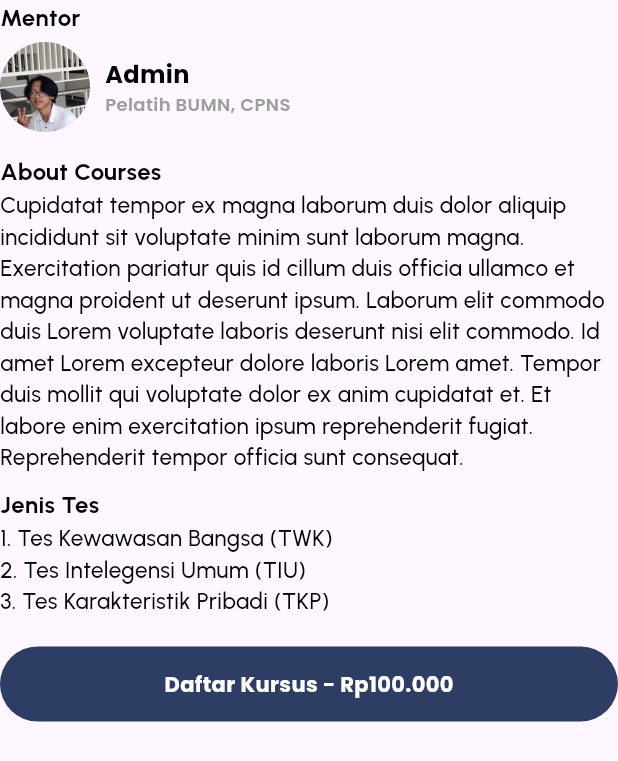
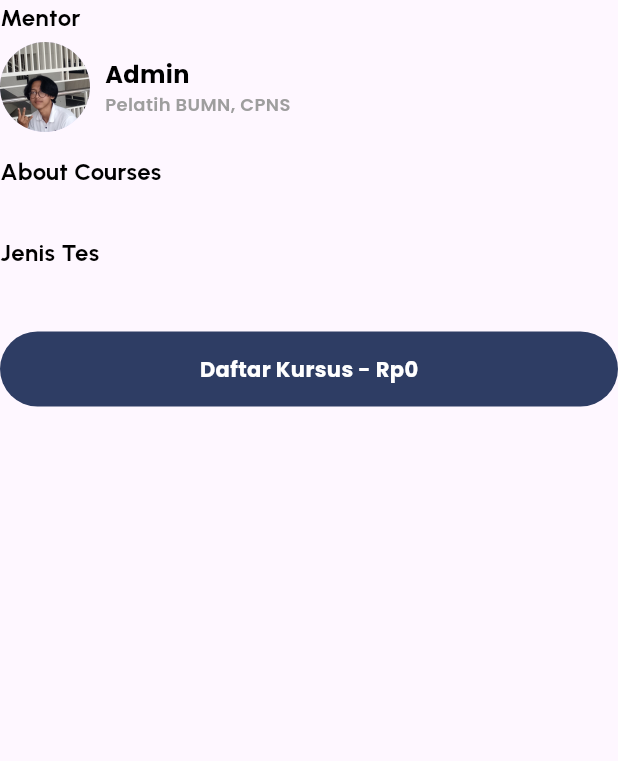
Before and after one commit to Attar-Team/BimbleOnlineApps, a Flutter app: the AboutScreen screen opened directly with empty values, on a phone screen of 412 x 824 dp. Shown: the top 761 px of the screen. Run offline on Flutter 3.47's test engine with Material 3 defaults, Android fonts, the light colour scheme and no system bars; our stand-ins replace carousel_slider, dartz, firebase_auth, firebase_core, firebase_database, flutter_dotenv and 8 more; missing offline and left inert: midtrans_sdk; accounts and stored records are empty.

Commit message:
Update REST API Detail Paket

```diff
--- a/lib/screens/Home/akunpage_screen.dart
+++ b/lib/screens/Home/akunpage_screen.dart
@@ -173,7 +173,7 @@ class _AkunPageScreenState extends State<AkunPageScreen> {
                             onTap: (){
                               Navigator.push(
                                 context,
-                                MaterialPageRoute(builder: (context) => DetailPaket(productName: product.title,productType: "BUMN", listExam:[], productDesc: '', )
+                                MaterialPageRoute(builder: (context) => DetailPaket(productName: product.title,productType: "BUMN", listExam:[], productDesc: '', price: product.price, discount: product.discount, imageURL: product.imageURL,)
                                 )
                               );
                             },
--- a/lib/screens/Paket/about_screen.dart
+++ b/lib/screens/Paket/about_screen.dart
@@ -7,9 +7,11 @@ import '../../services/token_service.dart';
 import 'package:flutter_dotenv/flutter_dotenv.dart' as dot_env;
 
 class AboutScreen extends StatefulWidget {
+  final int price;
   final String productDescription;
   final List<Exam> listExam;
-  const AboutScreen({super.key, required this.productDescription, required this.listExam});
+  final int discount;
+  const AboutScreen({super.key, required this.productDescription, required this.listExam, required this.price, required this.discount, });
 
   @override
   State<AboutScreen> createState() => _AboutScreenState();
@@ -128,7 +130,7 @@ class _AboutScreenState extends State<AboutScreen> {
                 ),
               ),
               Text(
-                'Cupidatat tempor ex magna laborum duis dolor aliquip incididunt sit voluptate minim sunt laborum magna. Exercitation pariatur quis id cillum duis officia ullamco et magna proident ut deserunt ipsum. Laborum elit commodo duis Lorem voluptate laboris deserunt nisi elit commodo. Id amet Lorem excepteur dolore laboris Lorem amet. Tempor duis mollit qui voluptate dolor ex anim cupidatat et. Et labore enim exercitation ipsum reprehenderit fugiat. Reprehenderit tempor officia sunt consequat.',
+                widget.productDescription,
                 style: TextStyle(
                   fontFamily: 'Urbanist',
                   fontSize: 15,
@@ -146,9 +148,9 @@ class _AboutScreenState extends State<AboutScreen> {
                   color: Colors.black
                 ),
               ),
-              const Text(
-                '1. Tes Kewawasan Bangsa (TWK) \n2. Tes Intelegensi Umum (TIU) \n3. Tes Karakteristik Pribadi (TKP)',
-                style: TextStyle(
+              Text(
+                widget.listExam.asMap().entries.map((entry) => '${entry.key + 1}. ${entry.value.name}').join('\n'),
+                  style: TextStyle(
                   fontFamily: 'Urbanist',
                   fontSize: 15,
                   fontWeight: FontWeight.w500,
@@ -183,10 +185,10 @@ class _AboutScreenState extends State<AboutScreen> {
                     color: Color(0xff2E3D64),
                     borderRadius: BorderRadius.circular(25),
                   ),
-                  child: const Center(
+                  child: Center(
                     child: Text(
-                      'Daftar Kursus - Rp100.000',
-                      style: TextStyle(
+                      'Daftar Kursus - Rp${widget.price - widget.discount}',
+                      style: const TextStyle(
                           fontFamily: 'Poppins',
                           fontWeight: FontWeight.bold,
                           fontSize: 14,
```
Also changed, not shown: lib/card/product.dart (+11 -0 lines), lib/screens/Course/course_screen.dart (+9 -0 lines), lib/screens/Home/homepage_screen.dart (+6 -1 lines), lib/screens/Paket/detail_paket.dart (+8 -3 lines).
